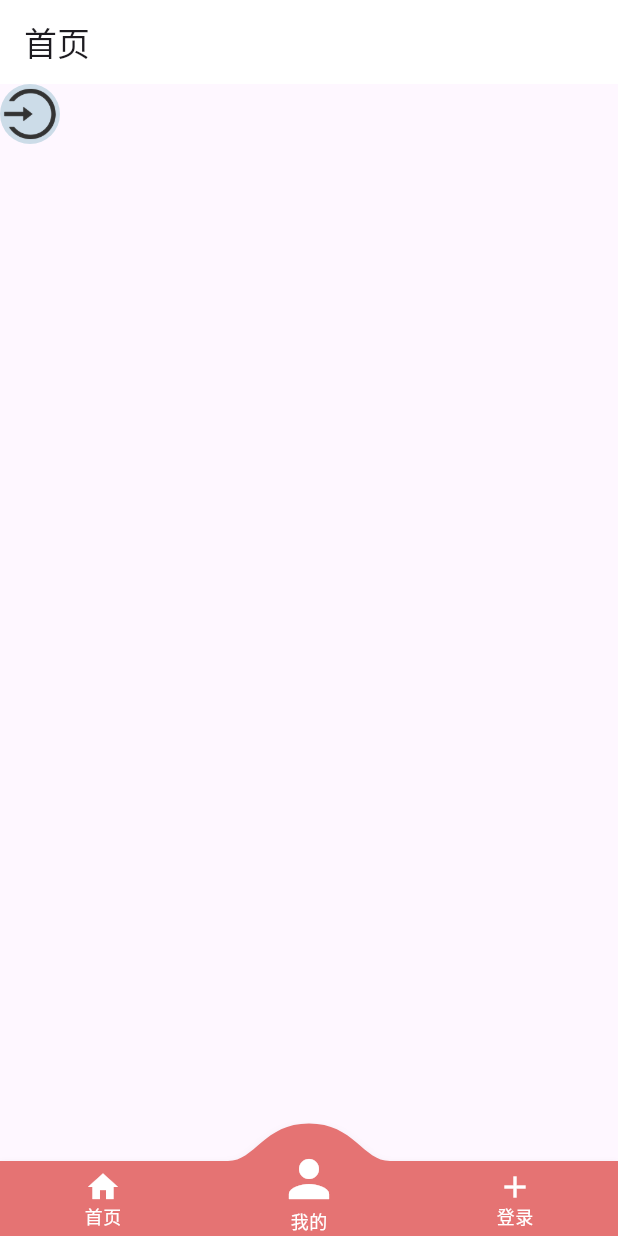
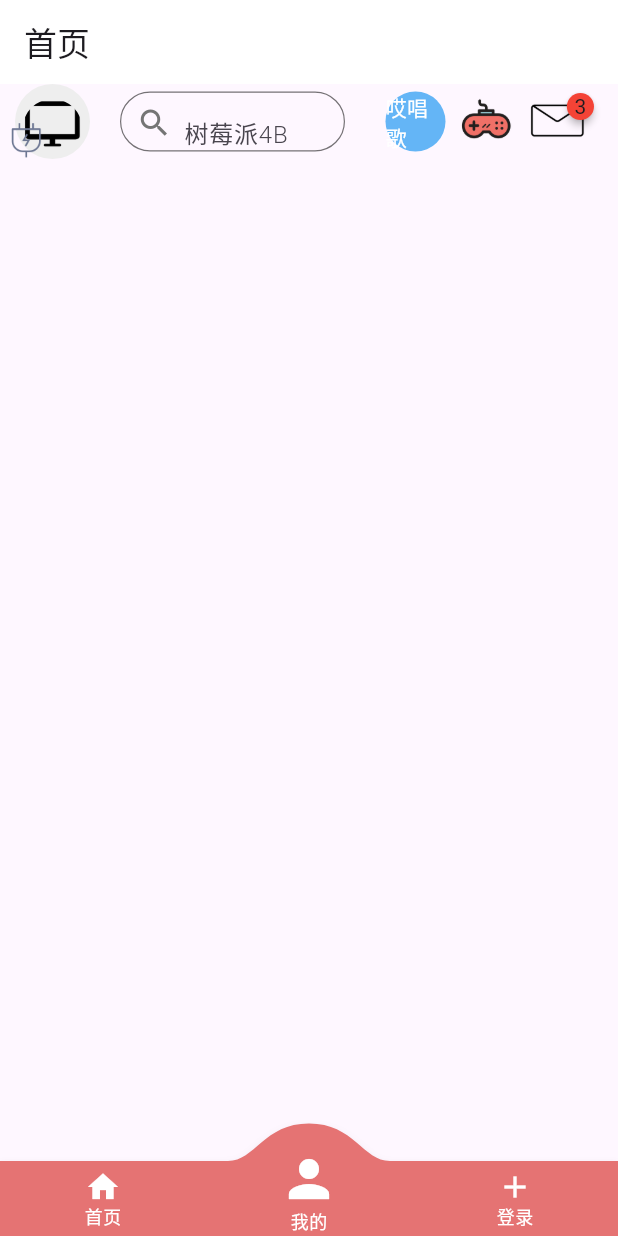
Before and after one commit to q920447939/flutter_bilibili, a Flutter app: the screen it shows after launch, on a phone screen of 412 x 824 dp. Run offline on Flutter 3.47's test engine with Material 2 defaults, Android fonts, the phone set to English and light mode, and no system bars; drawn by our look-alikes of badges, convex_bottom_bar; our stand-ins replace dio, flutter_dotenv, fluttertoast, go_router, loading_animation_widget; missing offline and left inert: dio_proxy_adapter, flustars.

Commit message:
1.首页开发

```diff
--- a/lib/gen/assets.gen.dart
+++ b/lib/gen/assets.gen.dart
@@ -13,6 +13,7 @@ class $AssetImageGen {
   const $AssetImageGen();
 
   $AssetImageBackgroundGen get background => const $AssetImageBackgroundGen();
+  $AssetImageHomeGen get home => const $AssetImageHomeGen();
   $AssetImageIcosGen get icos => const $AssetImageIcosGen();
   $AssetImageLoginGen get login => const $AssetImageLoginGen();
 }
@@ -26,6 +27,28 @@ class $AssetImageBackgroundGen {
 
   /// List of all assets
   List<AssetGenImage> get values => [grey];
+}
+
+class $AssetImageHomeGen {
+  const $AssetImageHomeGen();
+
+  /// File path: asset/image/home/TVMan.png
+  AssetGenImage get tVMan => const AssetGenImage('asset/image/home/TVMan.png');
+
+  /// File path: asset/image/home/battery.png
+  AssetGenImage get battery =>
+      const AssetGenImage('asset/image/home/battery.png');
+
+  /// File path: asset/image/home/envolope.png
+  AssetGenImage get envolope =>
+      const AssetGenImage('asset/image/home/envolope.png');
+
+  /// File path: asset/image/home/gamepad.png
+  AssetGenImage get gamepad =>
+      const AssetGenImage('asset/image/home/gamepad.png');
+
+  /// List of all assets
+  List<AssetGenImage> get values => [tVMan, battery, envolope, gamepad];
 }
 
 class $AssetImageIcosGen {
--- a/lib/http/widget/login_input.dart
+++ b/lib/http/widget/login_input.dart
@@ -94,7 +94,10 @@ class _LoginInputState extends State<LoginInput> {
       focusNode: _focusNode,
       obscureText: widget.isObscureText,
       style: TextStyle(
-          fontSize: 16, color: Colors.black54, fontWeight: FontWeight.w300),
+        fontSize: 16,
+        color: Colors.black54,
+        fontWeight: FontWeight.w300,
+      ),
       decoration: InputDecoration(
           hintText: widget.hintText,
           hintStyle: widget.hintStyle,
--- a/lib/page/home_page.dart
+++ b/lib/page/home_page.dart
@@ -4,6 +4,7 @@ import 'package:go_router/go_router.dart';
 
 import '../bar_manager/buttom_navigate_bar_manager.dart';
 import '../gen/assets.gen.dart';
+import 'package:badges/badges.dart' as badges;
 
 class HomePage extends StatefulWidget {
   const HomePage({super.key});
@@ -13,6 +14,8 @@ class HomePage extends StatefulWidget {
 }
 
 class _HomePageState extends State<HomePage> {
+  double _iconWidth = 40;
+  double _iconHeight = 40;
   @override
   Widget build(BuildContext context) {
     return Scaffold(
@@ -48,8 +51,8 @@ class _HomePageState extends State<HomePage> {
     return Row(
       children: [
         _buildTopLeft(),
-        //_buildTopCenter(),
-        //_buildTopRight(),
+        _buildTopCenter(),
+        _buildTopRight(),
       ],
     );
   }
@@ -57,25 +60,148 @@ class _HomePageState extends State<HomePage> {
   _buildTopLeft() {
     return Stack(
       children: [
-        Container(
-          width: 40,
-          height: 40,
-          alignment: Alignment.center,
-          decoration: BoxDecoration(
-            borderRadius: BorderRadius.circular(20),
-            image: DecorationImage(
-                image: AssetImage(Assets.image.background.grey.path),
-                fit: BoxFit.fill),
-          ),
+        Padding(
+          padding: EdgeInsets.only(left: 10),
+          child: Container(
+              width: 50,
+              height: 50,
+              decoration: BoxDecoration(
+                color: Colors.grey[200],
+                shape: BoxShape.circle,
+              ),
+              child: Align(
+                alignment: Alignment.bottomCenter,
+                child: ClipOval(
+                  child: Image(
+                    width: _iconWidth,
+                    height: _iconHeight,
+                    image: AssetImage(Assets.image.home.tVMan.path),
+                  ),
+                ),
+              )),
+        ),
+        Positioned(
+          left: 5,
+          top: 25,
           child: Image(
-            image: AssetImage(Assets.image.icos.login.path),
+            width: 25,
+            height: 25,
+            image: AssetImage(Assets.image.home.battery.path),
           ),
         )
       ],
     );
   }
 
-  _buildTopCenter() {}
+  _buildTopCenter() {
+    return Padding(
+      padding: EdgeInsets.only(left: 20, right: 20),
+      child: Stack(
+        children: [
+          Container(
+            padding: EdgeInsets.only(left: 2, right: 30),
+            width: 150,
+            height: 40,
+            decoration: BoxDecoration(
+              shape: BoxShape.rectangle,
+              border: Border.all(color: Colors.black54, width: 0.8),
+              borderRadius: BorderRadius.circular(50),
+            ),
+            child: Padding(
+                padding: EdgeInsets.only(top: 2, left: 8),
+                child: Row(
+                  children: [
+                    Icon(
+                      Icons.search,
+                      color: Colors.grey[600],
+                    ),
+                    Expanded(
+                      child: Padding(
+                        padding: EdgeInsets.only(left: 8, top: 10),
+                        child: GestureDetector(
+                          onTap: () {
+                            print("search");
+                          },
+                          child: Padding(
+                            padding: EdgeInsets.only(top: 5),
+                            child: TextField(
+                                textAlignVertical: TextAlignVertical.center,
+                                style: TextStyle(
+                                  fontSize: 16,
+                                  color: Colors.grey[600],
+                                  fontWeight: FontWeight.w300,
+                                ),
+                                decoration: InputDecoration(
+                                  border: InputBorder.none,
+                                  hintText: '树莓派4B',
+                                )),
+                          ),
+                        ),
+                      ),
+                    )
+                  ],
+                )),
+          ),
+        ],
+      ),
+    );
+  }
 
-  _buildTopRight() {}
+  _buildTopRight() {
+    return Padding(
+      padding: EdgeInsets.only(left: 7),
+      child: Row(
+        children: [
+          Stack(
+            children: [
+              Container(
+                width: _iconWidth,
+                height: _iconHeight,
+                decoration: BoxDecoration(
+                  shape: BoxShape.circle,
+                  color: Colors.blue[300],
+                ),
+                child: Align(
+                  child: Text(
+                    "哎唱歌",
+                    style: TextStyle(
+                      color: Colors.white,
+                      fontSize: 14,
+                    ),
+                  ),
+                ),
+              ),
+            ],
+          ),
+          Padding(
+            padding: EdgeInsets.only(left: 7),
+            child: SizedBox(
+              width: _iconWidth,
+              height: _iconHeight,
+              child: Image(
+                image: AssetImage(
+                  Assets.image.home.gamepad.path,
+                ),
+              ),
+            ),
+          ),
+          Padding(
+              padding: EdgeInsets.only(left: 7),
+              child: badges.Badge(
+                position: badges.BadgePosition.topEnd(top: -5, end: -5),
+                badgeContent: Text('3'),
+                child: SizedBox(
+                  width: _iconWidth,
+                  height: _iconHeight,
+                  child: Image(
+                    image: AssetImage(
+                      Assets.image.home.envolope.path,
+                    ),
+                  ),
+                ),
+              )),
+        ],
+      ),
+    );
+  }
 }
--- a/pubspec.yaml
+++ b/pubspec.yaml
@@ -56,6 +56,7 @@ dev_dependencies:
   fluttertoast: ^8.2.4 #APP内提示框
   go_router: ^12.1.1 #路由管理
   convex_bottom_bar: ^3.2.0 #底部导航栏
+  badges: ^3.1.2 #小红点(未读消息)
 
 
 
@@ -81,6 +82,10 @@ flutter:
      - asset/image/icos/register.png
      - asset/image/icos/login.png
      - asset/image/background/grey.png
+     - asset/image/home/battery.png
+     - asset/image/home/TVMan.png
+     - asset/image/home/gamepad.png
+     - asset/image/home/envolope.png
   # assets:
   #   - images/a_dot_burr.jpeg
   #   - images/a_dot_ham.jpeg
```
Also changed, not shown: asset/image/home/TVMan.png (added), asset/image/home/battery.png (added), asset/image/home/envolope.png (added), asset/image/home/gamepad.png (added), pubspec.lock.
